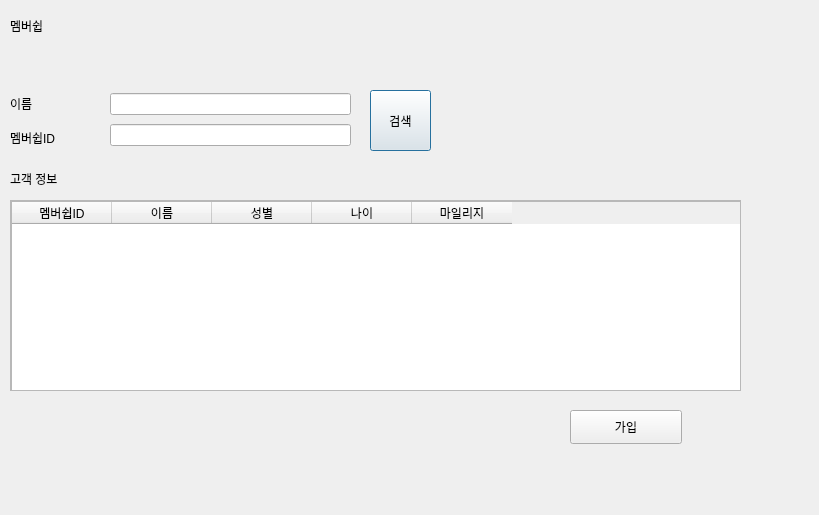
Old version of the form ui/멤버쉽.ui in the repository johnnyapu15/IDB.
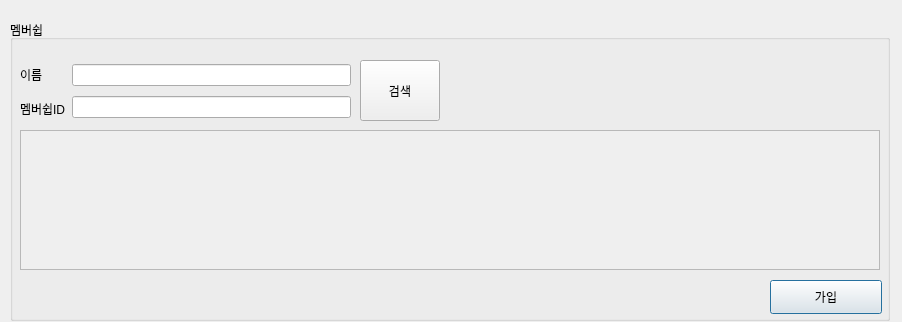
New version of the form.

```diff
--- a/ui/멤버쉽.ui
+++ b/ui/멤버쉽.ui
@@ -6,125 +6,73 @@
    <rect>
     <x>0</x>
     <y>0</y>
-    <width>819</width>
-    <height>515</height>
+    <width>902</width>
+    <height>322</height>
    </rect>
   </property>
   <property name="windowTitle">
    <string>Dialog</string>
   </property>
-  <widget class="QWidget" name="horizontalLayoutWidget">
+  <widget class="QGroupBox" name="groupBox">
    <property name="geometry">
     <rect>
      <x>10</x>
-     <y>10</y>
-     <width>731</width>
-     <height>31</height>
+     <y>20</y>
+     <width>880</width>
+     <height>301</height>
     </rect>
    </property>
-   <layout class="QHBoxLayout" name="horizontalLayout_7">
-    <item>
-     <widget class="QLabel" name="label_5">
-      <property name="text">
+   <property name="title">
        <string>멤버쉽</string>
       </property>
-     </widget>
-    </item>
-   </layout>
-  </widget>
-  <widget class="QPushButton" name="pushButton">
-   <property name="geometry">
-    <rect>
-     <x>370</x>
-     <y>90</y>
-     <width>61</width>
-     <height>61</height>
-    </rect>
+   <property name="flat">
+    <bool>true</bool>
    </property>
-   <property name="text">
-    <string>검색</string>
-   </property>
-  </widget>
-  <widget class="QScrollArea" name="scrollArea">
+   <widget class="QScrollArea" name="scrollArea_12">
    <property name="geometry">
     <rect>
      <x>10</x>
-     <y>200</y>
-     <width>731</width>
-     <height>191</height>
+      <y>110</y>
+      <width>860</width>
+      <height>140</height>
     </rect>
    </property>
    <property name="widgetResizable">
     <bool>true</bool>
    </property>
-   <widget class="QWidget" name="scrollAreaWidgetContents_5">
+    <widget class="QWidget" name="scrollAreaWidgetContents_12">
     <property name="geometry">
      <rect>
       <x>0</x>
       <y>0</y>
-      <width>729</width>
-      <height>189</height>
-     </rect>
-    </property>
-    <widget class="QTableWidget" name="tableWidget_5">
+       <width>858</width>
+       <height>138</height>
+      </rect>
+     </property>
+     <widget class="QWidget" name="gridLayoutWidget_12">
      <property name="geometry">
       <rect>
        <x>0</x>
        <y>0</y>
-       <width>731</width>
-       <height>192</height>
-      </rect>
-     </property>
-     <column>
-      <property name="text">
-       <string>멤버쉽ID</string>
-      </property>
-     </column>
-     <column>
-      <property name="text">
-       <string>이름</string>
-      </property>
-     </column>
-     <column>
-      <property name="text">
-       <string>성별</string>
-      </property>
-     </column>
-     <column>
-      <property name="text">
-       <string>나이</string>
-      </property>
-     </column>
-     <column>
-      <property name="text">
-       <string>마일리지</string>
-      </property>
-     </column>
+        <width>861</width>
+        <height>131</height>
+       </rect>
+      </property>
+      <layout class="QGridLayout" name="gridLayout_12"/>
     </widget>
    </widget>
   </widget>
-  <widget class="QLabel" name="label_10">
+   <widget class="QWidget" name="horizontalLayoutWidget_12">
    <property name="geometry">
     <rect>
      <x>10</x>
-     <y>170</y>
-     <width>91</width>
-     <height>18</height>
-    </rect>
-   </property>
-   <property name="text">
-    <string>고객 정보</string>
-   </property>
-  </widget>
-  <widget class="QWidget" name="verticalLayoutWidget">
-   <property name="geometry">
-    <rect>
-     <x>10</x>
-     <y>90</y>
-     <width>91</width>
-     <height>61</height>
-    </rect>
-   </property>
+      <y>40</y>
+      <width>331</width>
+      <height>63</height>
+     </rect>
+    </property>
+    <layout class="QHBoxLayout" name="horizontalLayout_24">
+     <item>
    <layout class="QVBoxLayout" name="verticalLayout_3">
     <item>
      <widget class="QLabel" name="label_8">
@@ -150,16 +98,8 @@
      </widget>
     </item>
    </layout>
-  </widget>
-  <widget class="QWidget" name="verticalLayoutWidget_2">
-   <property name="geometry">
-    <rect>
-     <x>110</x>
-     <y>90</y>
-     <width>241</width>
-     <height>61</height>
-    </rect>
-   </property>
+     </item>
+     <item>
    <layout class="QVBoxLayout" name="verticalLayout_4">
     <item>
      <widget class="QLineEdit" name="lineEdit_3"/>
@@ -168,12 +108,14 @@
      <widget class="QLineEdit" name="lineEdit_6"/>
     </item>
    </layout>
-  </widget>
-  <widget class="QPushButton" name="pushButton_2">
+     </item>
+    </layout>
+   </widget>
+   <widget class="QPushButton" name="pushButton_6">
    <property name="geometry">
     <rect>
-     <x>570</x>
-     <y>410</y>
+      <x>760</x>
+      <y>260</y>
      <width>112</width>
      <height>34</height>
     </rect>
@@ -181,6 +123,20 @@
    <property name="text">
     <string>가입</string>
    </property>
+   </widget>
+   <widget class="QPushButton" name="pushButton_7">
+    <property name="geometry">
+     <rect>
+      <x>350</x>
+      <y>40</y>
+      <width>80</width>
+      <height>61</height>
+     </rect>
+    </property>
+    <property name="text">
+     <string>검색</string>
+    </property>
+   </widget>
   </widget>
  </widget>
  <resources/>
```
Lines whose indentation alone changed are shown as unchanged.
